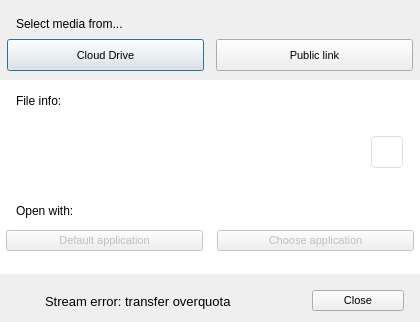
This is src/MEGASync/gui/macx/StreamingFromMegaDialog.ui in meganz/MEGAsync as Qt 5 draws it before an edit. The edited form follows.
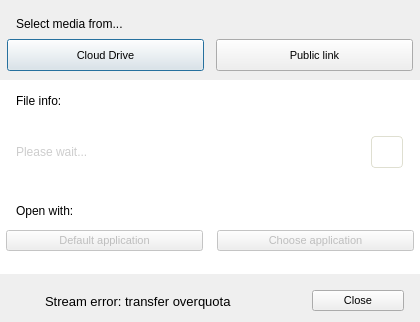
This is the edited form. The open tabs and pages were chosen to show the change. Icons and pictures are not drawn.

Commit message: SNC-2083 Streaming of files inside folders from public urls

```diff
--- a/src/MEGASync/gui/macx/StreamingFromMegaDialog.ui
+++ b/src/MEGASync/gui/macx/StreamingFromMegaDialog.ui
@@ -61,6 +61,12 @@
 	color: rgba(0, 0, 0, 50)
 }
 
+#WaitingForFileInfoLabel
+{
+    font-size: 12px;
+    color: rgba(0, 0, 0, 50)
+}
+
 #lFileName, #lState
 {
 	font-size: 12px;
@@ -507,6 +513,154 @@
                 </item>
                </layout>
               </widget>
+              <widget class="QWidget" name="pWaitingForFileInfo">
+               <layout class="QHBoxLayout" name="horizontalLayout_8">
+                <property name="leftMargin">
+                 <number>16</number>
+                </property>
+                <property name="topMargin">
+                 <number>0</number>
+                </property>
+                <property name="rightMargin">
+                 <number>0</number>
+                </property>
+                <property name="bottomMargin">
+                 <number>0</number>
+                </property>
+                <item>
+                 <widget class="QLabel" name="WaitingForFileInfoLabel">
+                  <property name="palette">
+                   <palette>
+                    <active>
+                     <colorrole role="WindowText">
+                      <brush brushstyle="SolidPattern">
+                       <color alpha="255">
+                        <red>102</red>
+                        <green>102</green>
+                        <blue>102</blue>
+                       </color>
+                      </brush>
+                     </colorrole>
+                     <colorrole role="Button">
+                      <brush brushstyle="SolidPattern">
+                       <color alpha="255">
+                        <red>255</red>
+                        <green>255</green>
+                        <blue>255</blue>
+                       </color>
+                      </brush>
+                     </colorrole>
+                     <colorrole role="Base">
+                      <brush brushstyle="SolidPattern">
+                       <color alpha="255">
+                        <red>255</red>
+                        <green>255</green>
+                        <blue>255</blue>
+                       </color>
+                      </brush>
+                     </colorrole>
+                     <colorrole role="Window">
+                      <brush brushstyle="SolidPattern">
+                       <color alpha="255">
+                        <red>255</red>
+                        <green>255</green>
+                        <blue>255</blue>
+                       </color>
+                      </brush>
+                     </colorrole>
+                    </active>
+                    <inactive>
+                     <colorrole role="WindowText">
+                      <brush brushstyle="SolidPattern">
+                       <color alpha="255">
+                        <red>102</red>
+                        <green>102</green>
+                        <blue>102</blue>
+                       </color>
+                      </brush>
+                     </colorrole>
+                     <colorrole role="Button">
+                      <brush brushstyle="SolidPattern">
+                       <color alpha="255">
+                        <red>255</red>
+                        <green>255</green>
+                        <blue>255</blue>
+                       </color>
+                      </brush>
+                     </colorrole>
+                     <colorrole role="Base">
+                      <brush brushstyle="SolidPattern">
+                       <color alpha="255">
+                        <red>255</red>
+                        <green>255</green>
+                        <blue>255</blue>
+                       </color>
+                      </brush>
+                     </colorrole>
+                     <colorrole role="Window">
+                      <brush brushstyle="SolidPattern">
+                       <color alpha="255">
+                        <red>255</red>
+                        <green>255</green>
+                        <blue>255</blue>
+                       </color>
+                      </brush>
+                     </colorrole>
+                    </inactive>
+                    <disabled>
+                     <colorrole role="WindowText">
+                      <brush brushstyle="SolidPattern">
+                       <color alpha="127">
+                        <red>255</red>
+                        <green>255</green>
+                        <blue>255</blue>
+                       </color>
+                      </brush>
+                     </colorrole>
+                     <colorrole role="Button">
+                      <brush brushstyle="SolidPattern">
+                       <color alpha="255">
+                        <red>255</red>
+                        <green>255</green>
+                        <blue>255</blue>
+                       </color>
+                      </brush>
+                     </colorrole>
+                     <colorrole role="Base">
+                      <brush brushstyle="SolidPattern">
+                       <color alpha="255">
+                        <red>255</red>
+                        <green>255</green>
+                        <blue>255</blue>
+                       </color>
+                      </brush>
+                     </colorrole>
+                     <colorrole role="Window">
+                      <brush brushstyle="SolidPattern">
+                       <color alpha="255">
+                        <red>255</red>
+                        <green>255</green>
+                        <blue>255</blue>
+                       </color>
+                      </brush>
+                     </colorrole>
+                    </disabled>
+                   </palette>
+                  </property>
+                  <property name="font">
+                   <font>
+                    <pointsize>-1</pointsize>
+                    <italic>false</italic>
+                    <bold>false</bold>
+                   </font>
+                  </property>
+                  <property name="text">
+                   <string>Please wait...</string>
+                  </property>
+                 </widget>
+                </item>
+               </layout>
+              </widget>
               <widget class="QWidget" name="pNothingSelected">
                <widget class="QWidget" name="widget_2" native="true">
                 <property name="geometry">
```
The commit also changes 9 other files.
